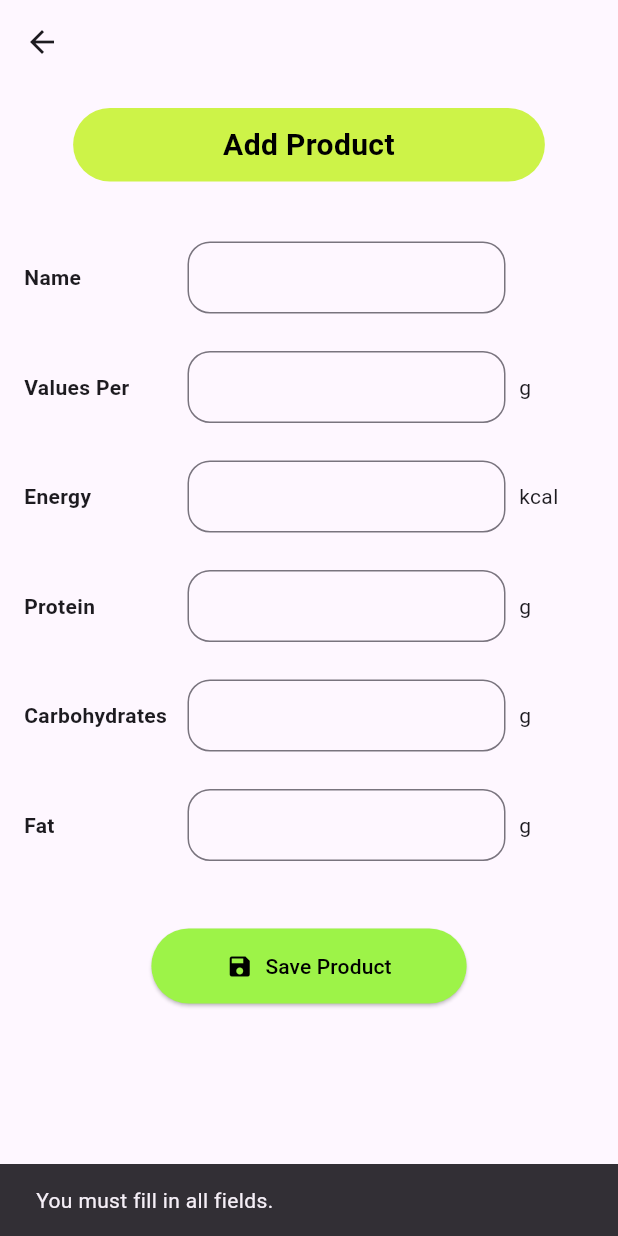
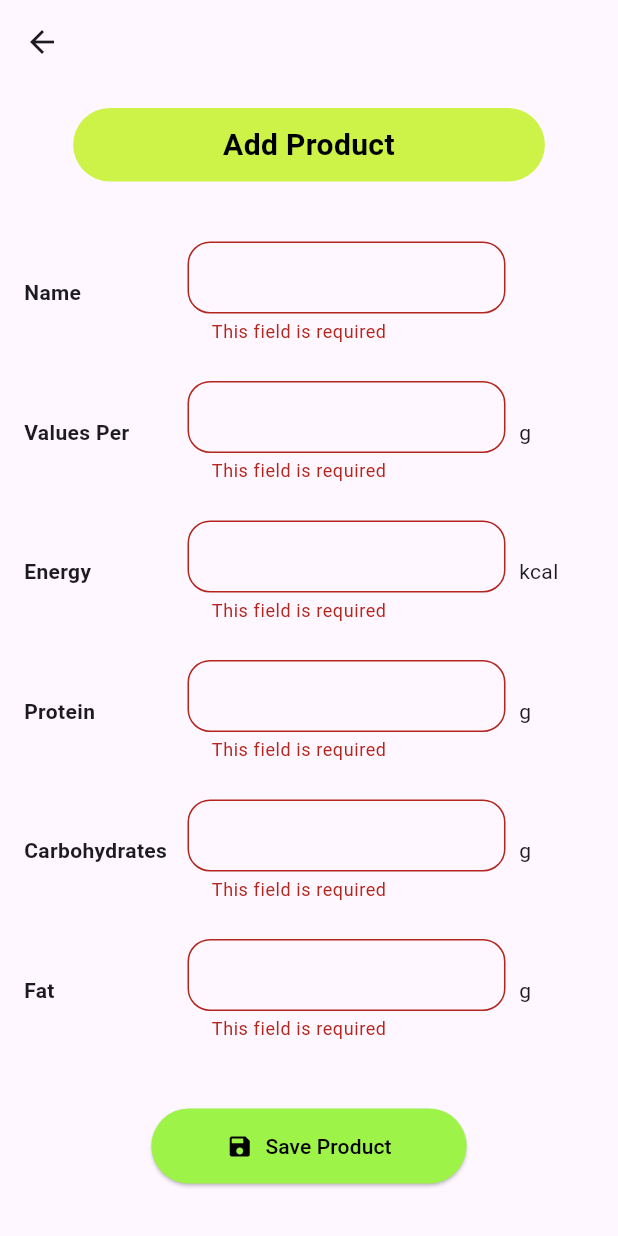
Before and after one commit to jaqubm/calorieCounter_frontend, a Flutter app: the AddProductScreen screen opened directly, after a tap on "Save Product", on a phone screen of 412 x 824 dp. Run offline on Flutter 3.47's test engine with Material 3 defaults, Android fonts, the phone set to English and light mode, and no system bars; our stand-ins replace flutter_dotenv, google_sign_in, shared_preferences; accounts and stored records are empty.

Commit message:
validate add product screen

```diff
--- a/lib/screens/add_product_screen.dart
+++ b/lib/screens/add_product_screen.dart
@@ -49,12 +49,48 @@ class AddProductScreen extends StatelessWidget {
                   ),
                 ),
                 SizedBox(height: 40),
-                InputRow('Name', _nameController, ''),
-                InputRow('Values Per', _valuesPerController, 'g'),
-                InputRow('Energy', _energyController, 'kcal'),
-                InputRow('Protein', _proteinController, 'g'),
-                InputRow('Carbohydrates', _carbohydratesController, 'g'),
-                InputRow('Fat', _fatController, 'g'),
+                InputRow(
+                  'Name',
+                  _nameController,
+                  '',
+                  validator: (value) =>
+                      validateRequiredField(value, isNumeric: false),
+                ),
+                InputRow(
+                  'Values Per',
+                  _valuesPerController,
+                  'g',
+                  validator: (value) =>
+                      validateRequiredField(value, isNumeric: true),
+                ),
+                InputRow(
+                  'Energy',
+                  _energyController,
+                  'kcal',
+                  validator: (value) =>
+                      validateRequiredField(value, isNumeric: true),
+                ),
+                InputRow(
+                  'Protein',
+                  _proteinController,
+                  'g',
+                  validator: (value) =>
+                      validateRequiredField(value, isNumeric: true),
+                ),
+                InputRow(
+                  'Carbohydrates',
+                  _carbohydratesController,
+                  'g',
+                  validator: (value) =>
+                      validateRequiredField(value, isNumeric: true),
+                ),
+                InputRow(
+                  'Fat',
+                  _fatController,
+                  'g',
+                  validator: (value) =>
+                      validateRequiredField(value, isNumeric: true),
+                ),
                 SizedBox(height: 20),
                 ElevatedButton(
                   onPressed: () => _addProduct(context),
@@ -86,17 +122,10 @@ class AddProductScreen extends StatelessWidget {
   }
 
   Future<void> _addProduct(BuildContext context) async {
-    if (_nameController.text.isEmpty ||
-        _valuesPerController.text.isEmpty ||
-        _energyController.text.isEmpty ||
-        _proteinController.text.isEmpty ||
-        _carbohydratesController.text.isEmpty ||
-        _fatController.text.isEmpty) {
-      ScaffoldMessenger.of(context).showSnackBar(
-        SnackBar(content: Text('You must fill in all fields.')),
-      );
-      return;
+    if (!_formKey.currentState!.validate()) {
+      return; // Formularz nie przeszedł walidacji
     }
+
     final product = Product();
 
     product.setName(_nameController.text);
@@ -124,4 +153,13 @@ class AddProductScreen extends StatelessWidget {
     }
   }
 
+  String? validateRequiredField(String? value, {bool isNumeric = false}) {
+    if (value == null || value.trim().isEmpty) {
+      return "This field is required";
+    }
+    if (isNumeric && double.tryParse(value) == null) {
+      return "Please enter a valid number";
+    }
+    return null;
+  }
 }
```
